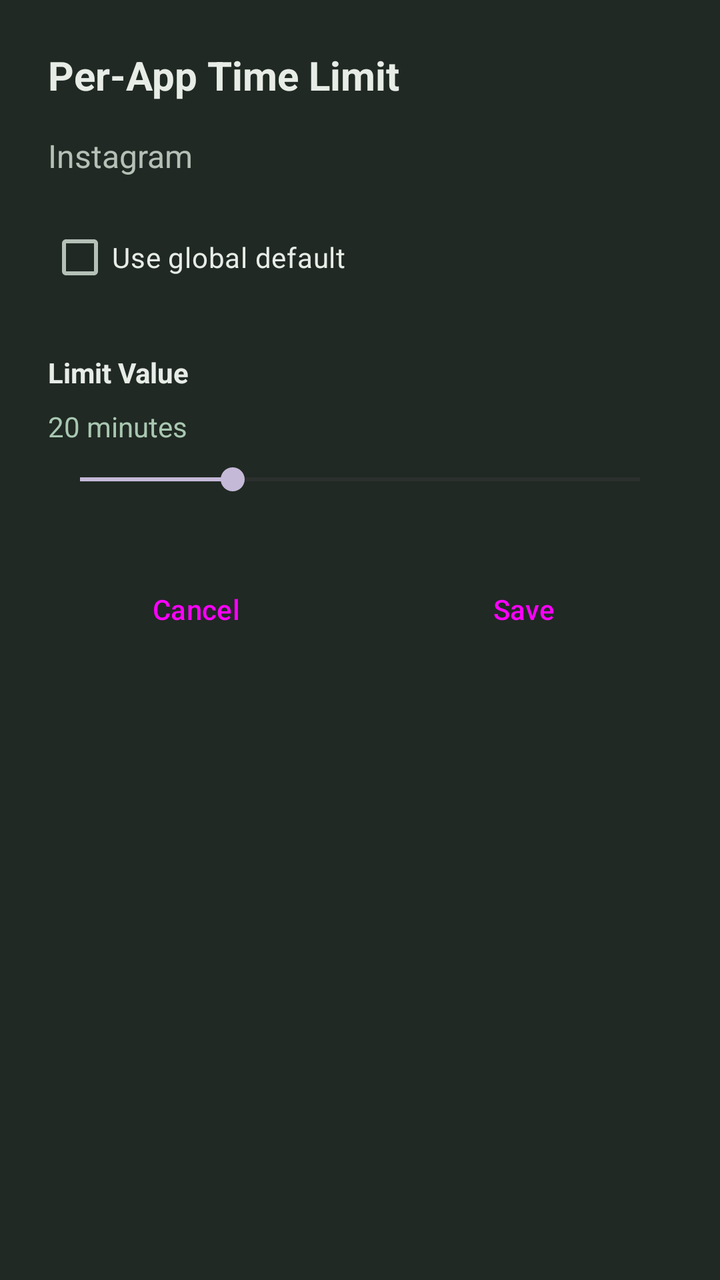
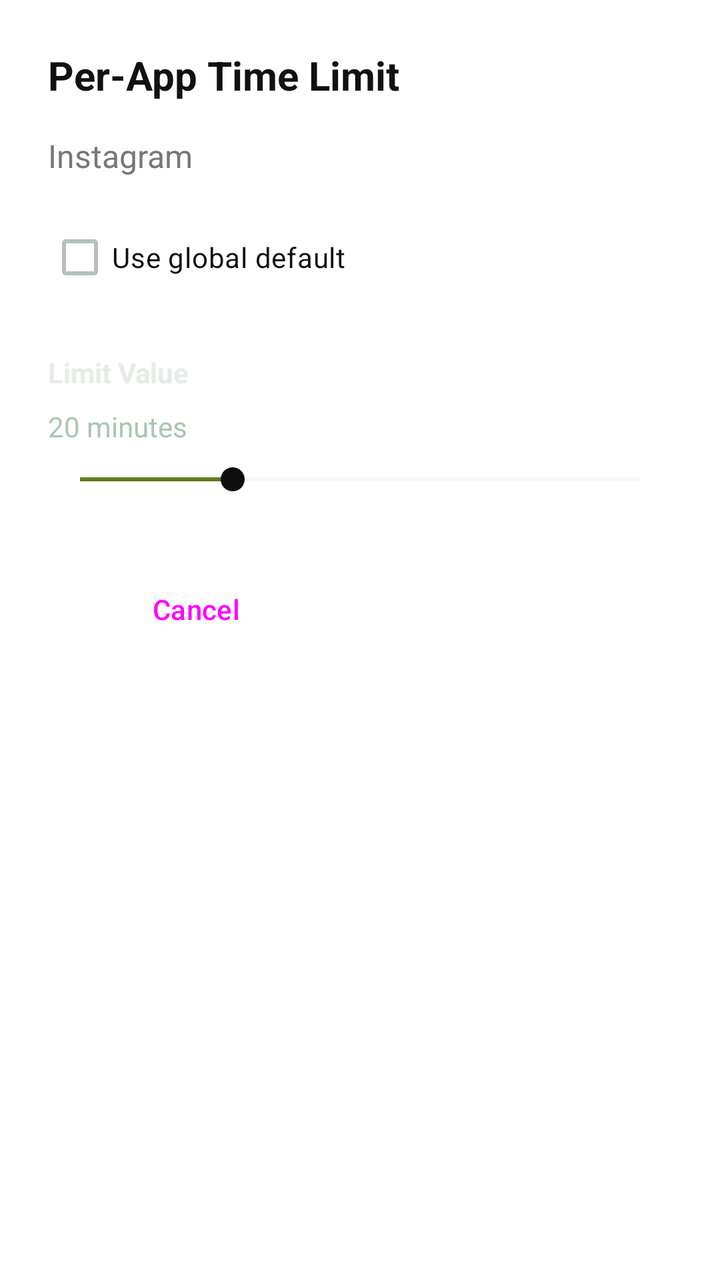

Before-and-after screenshots of an Android layout around one commit, followed by the original layout XML and the change that was made.
<!-- AndroidManifest.xml: application theme Theme.ReelFocus -->
<!-- res/layout/dialog_app_config.xml -->
<?xml version="1.0" encoding="utf-8"?>
<LinearLayout xmlns:android="http://schemas.android.com/apk/res/android"
    android:layout_width="match_parent"
    android:layout_height="wrap_content"
    android:orientation="vertical"
    android:padding="24dp"
    android:background="?attr/colorSurface">

    <TextView
        android:id="@+id/dialog_title"
        android:layout_width="match_parent"
        android:layout_height="wrap_content"
        android:text="Per-App Time Limit"
        android:textSize="20sp"
        android:textStyle="bold"
        android:textColor="?attr/colorOnSurface"
        android:layout_marginBottom="16dp"/>

    <TextView
        android:id="@+id/dialog_app_name"
        android:layout_width="match_parent"
        android:layout_height="wrap_content"
        android:text="Instagram"
        android:textSize="16sp"
        android:textColor="?attr/colorOnSurfaceVariant"
        android:layout_marginBottom="16dp"/>

    
    <LinearLayout
        android:id="@+id/premium_lock_notice"
        android:layout_width="match_parent"
        android:layout_height="wrap_content"
        android:orientation="vertical"
        android:background="@drawable/card_background"
        android:padding="14dp"
        android:layout_marginBottom="16dp"
        android:visibility="gone">

        <TextView
            android:layout_width="match_parent"
            android:layout_height="wrap_content"
            android:text="🔒 Premium Feature"
            android:textSize="14sp"
            android:textStyle="bold"
            android:textColor="?attr/colorPrimary"
            android:layout_marginBottom="4dp"/>

        <TextView
            android:layout_width="match_parent"
            android:layout_height="wrap_content"
            android:text="Set a different time limit for each app individually. Available in a future premium update."
            android:textSize="13sp"
            android:textColor="?attr/colorOnSurfaceVariant"/>

    </LinearLayout>

    
    <CheckBox
        android:id="@+id/use_default_checkbox"
        android:layout_width="match_parent"
        android:layout_height="wrap_content"
        android:text="Use global default"
        android:textColor="?attr/colorOnSurface"
        android:textSize="14sp"
        android:layout_marginBottom="16dp"/>

    
    <LinearLayout
        android:id="@+id/custom_limit_section"
        android:layout_width="match_parent"
        android:layout_height="wrap_content"
        android:orientation="vertical">

        
        <TextView
            android:layout_width="match_parent"
            android:layout_height="wrap_content"
            android:text="Limit Value"
            android:textSize="14sp"
            android:textColor="?attr/colorOnSurface"
            android:textStyle="bold"
            android:layout_marginTop="8dp"/>

        <TextView
            android:id="@+id/limit_value_label"
            android:layout_width="match_parent"
            android:layout_height="wrap_content"
            android:text="20 minutes"
            android:textSize="14sp"
            android:textColor="?attr/colorPrimary"
            android:layout_marginTop="8dp"/>

        <SeekBar
            android:id="@+id/limit_value_seekbar"
            android:layout_width="match_parent"
            android:layout_height="wrap_content"
            android:max="55"
            android:progress="15"
            android:layout_marginTop="8dp"
            android:layout_marginBottom="16dp"/>

    </LinearLayout>

    
    <LinearLayout
        android:layout_width="match_parent"
        android:layout_height="wrap_content"
        android:orientation="horizontal"
        android:layout_marginTop="16dp">

        <Button
            android:id="@+id/cancel_button"
            style="@style/Widget.Material3.Button.TextButton"
            android:layout_width="0dp"
            android:layout_height="48dp"
            android:layout_weight="1"
            android:text="Cancel"
            android:layout_marginEnd="8dp"/>

        <Button
            android:id="@+id/save_button"
            style="@style/Widget.Material3.Button"
            android:layout_width="0dp"
            android:layout_height="48dp"
            android:layout_weight="1"
            android:text="Save"
            android:layout_marginStart="8dp"/>

    </LinearLayout>

</LinearLayout>
<!-- resources referenced by this layout -->
<resources>
  <!-- drawable card_background (drawable) -->
  <?xml version="1.0" encoding="utf-8"?>
  <shape xmlns:android="http://schemas.android.com/apk/res/android"
      android:shape="rectangle">
      <solid android:color="#FFFFFF"/>
      <corners android:radius="16dp"/>
  </shape>
  <style name="Widget.ReelFocus.Button.Filled" parent="Widget.Material3.Button">
          <item name="cornerRadius">28dp</item><item name="android:minHeight">56dp</item>
          <item name="android:stateListAnimator">@null</item><item name="elevation">0dp</item>
      </style>
  <color name="md_theme_primary">#A9C7B1</color>
  <color name="md_theme_on_primary">#1C3024</color>
  <color name="md_theme_primary_container">#31483A</color>
  <color name="md_theme_on_primary_container">#DCEBDF</color>
  <color name="md_theme_secondary">#C5B9D8</color>
  <color name="md_theme_on_secondary">#30283A</color>
  <color name="md_theme_secondary_container">#453B52</color>
  <color name="md_theme_on_secondary_container">#E9E0F2</color>
  <color name="md_theme_tertiary">#D6B9A9</color>
  <color name="md_theme_on_tertiary">#3B2A22</color>
  <color name="md_theme_tertiary_container">#574239</color>
  <color name="md_theme_on_tertiary_container">#F0DED4</color>
  <color name="md_theme_error">#DDA9A6</color>
  <color name="md_theme_on_error">#3C2020</color>
  <color name="md_theme_error_container">#573331</color>
  <color name="md_theme_on_error_container">#F4DAD7</color>
  <color name="md_theme_surface">#202923</color>
  <color name="md_theme_on_surface">#E7ECE7</color>
  <color name="md_theme_surface_variant">#2B352E</color>
  <color name="md_theme_on_surface_variant">#B5C0B7</color>
  <color name="md_theme_surface_container_highest">#3A463D</color>
  <color name="md_theme_background">#151C18</color>
  <color name="md_theme_on_background">#E7ECE7</color>
  <color name="md_theme_outline">#66776B</color>
  <color name="md_theme_outline_variant">#344139</color>
  <style name="ShapeAppearance.ReelFocus.SmallComponent" parent="ShapeAppearance.Material3.SmallComponent">
          <item name="cornerFamily">rounded</item><item name="cornerSize">18dp</item>
      </style>
  <style name="ShapeAppearance.ReelFocus.MediumComponent" parent="ShapeAppearance.Material3.MediumComponent">
          <item name="cornerFamily">rounded</item><item name="cornerSize">28dp</item>
      </style>
  <style name="ShapeAppearance.ReelFocus.LargeComponent" parent="ShapeAppearance.Material3.LargeComponent">
          <item name="cornerFamily">rounded</item><item name="cornerSize">38dp</item>
      </style>
  <!-- unchanged entries left out for length: 1 -->
</resources>

<!-- the commit's change to res/layout/dialog_app_config.xml (unified diff, before → after) -->
@@ -4,7 +4,7 @@
     android:layout_height="wrap_content"
     android:orientation="vertical"
     android:padding="24dp"
-    android:background="?attr/colorSurface">
+    android:background="@color/wellness_surface">
 
     <TextView
         android:id="@+id/dialog_title"
@@ -13,7 +13,7 @@
         android:text="Per-App Time Limit"
         android:textSize="20sp"
         android:textStyle="bold"
-        android:textColor="?attr/colorOnSurface"
+        android:textColor="@color/wellness_ink"
         android:layout_marginBottom="16dp"/>
 
     <TextView
@@ -22,7 +22,7 @@
         android:layout_height="wrap_content"
         android:text="Instagram"
         android:textSize="16sp"
-        android:textColor="?attr/colorOnSurfaceVariant"
+        android:textColor="@color/wellness_muted"
         android:layout_marginBottom="16dp"/>
 
     
@@ -31,7 +31,7 @@
         android:layout_width="match_parent"
         android:layout_height="wrap_content"
         android:orientation="vertical"
-        android:background="@drawable/card_background"
+        android:background="@color/wellness_dark"
         android:padding="14dp"
         android:layout_marginBottom="16dp"
         android:visibility="gone">
@@ -39,10 +39,10 @@
         <TextView
             android:layout_width="match_parent"
             android:layout_height="wrap_content"
-            android:text="🔒 Premium Feature"
+            android:text="Premium feature"
             android:textSize="14sp"
             android:textStyle="bold"
-            android:textColor="?attr/colorPrimary"
+            android:textColor="@color/wellness_moss"
             android:layout_marginBottom="4dp"/>
 
         <TextView
@@ -57,10 +57,11 @@
     
     <CheckBox
         android:id="@+id/use_default_checkbox"
+        android:buttonTint="@color/wellness_moss"
         android:layout_width="match_parent"
         android:layout_height="wrap_content"
         android:text="Use global default"
-        android:textColor="?attr/colorOnSurface"
+        android:textColor="@color/wellness_ink"
         android:textSize="14sp"
         android:layout_marginBottom="16dp"/>
 
@@ -92,6 +93,9 @@
 
         <SeekBar
             android:id="@+id/limit_value_seekbar"
+            android:progressTint="@color/wellness_moss"
+            android:progressBackgroundTint="@color/wellness_border"
+            android:thumbTint="@color/wellness_dark"
             android:layout_width="match_parent"
             android:layout_height="wrap_content"
             android:max="55"
@@ -119,6 +123,8 @@
 
         <Button
             android:id="@+id/save_button"
+            android:backgroundTint="@color/wellness_dark"
+            android:textColor="#FFFFFF"
             style="@style/Widget.Material3.Button"
             android:layout_width="0dp"
             android:layout_height="48dp"
<!-- resource entries referenced after the edit -->
@@ -1,12 +1,11 @@
 <!-- resources referenced by this layout -->
 <resources>
-  <!-- drawable card_background (drawable) -->
-  <?xml version="1.0" encoding="utf-8"?>
-  <shape xmlns:android="http://schemas.android.com/apk/res/android"
-      android:shape="rectangle">
-      <solid android:color="#FFFFFF"/>
-      <corners android:radius="16dp"/>
-  </shape>
+  <color name="wellness_border">#E5E6E0</color>
+  <color name="wellness_dark">#0E0F0C</color>
+  <color name="wellness_ink">#111111</color>
+  <color name="wellness_moss">#5F7D1C</color>
+  <color name="wellness_muted">#777873</color>
+  <color name="wellness_surface">#FFFFFF</color>
   <style name="Widget.ReelFocus.Button.Filled" parent="Widget.Material3.Button">
           <item name="cornerRadius">28dp</item><item name="android:minHeight">56dp</item>
           <item name="android:stateListAnimator">@null</item><item name="elevation">0dp</item>
